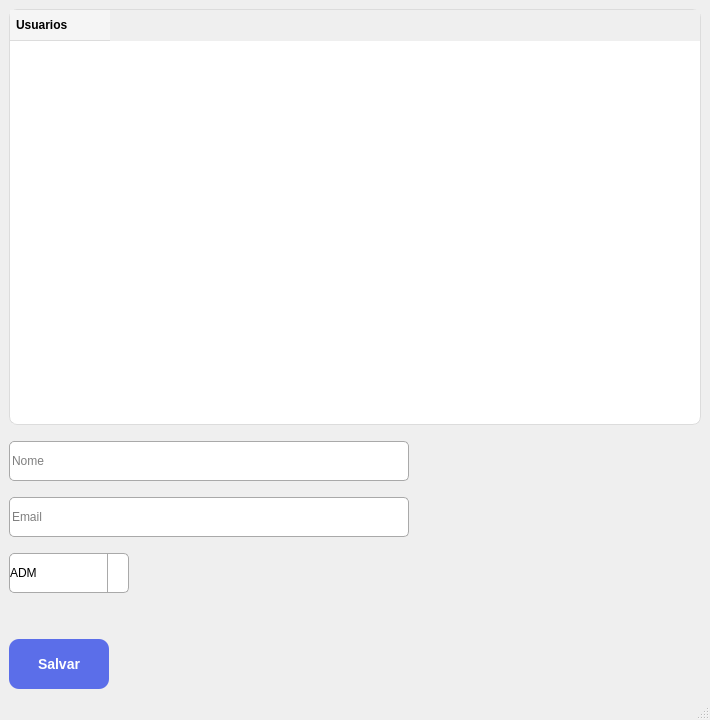
This is App/view/ui/admScreen.ui in Caiquef80/Gerenciamento-Escolar as Qt 5 draws it before an edit. The edited form follows.
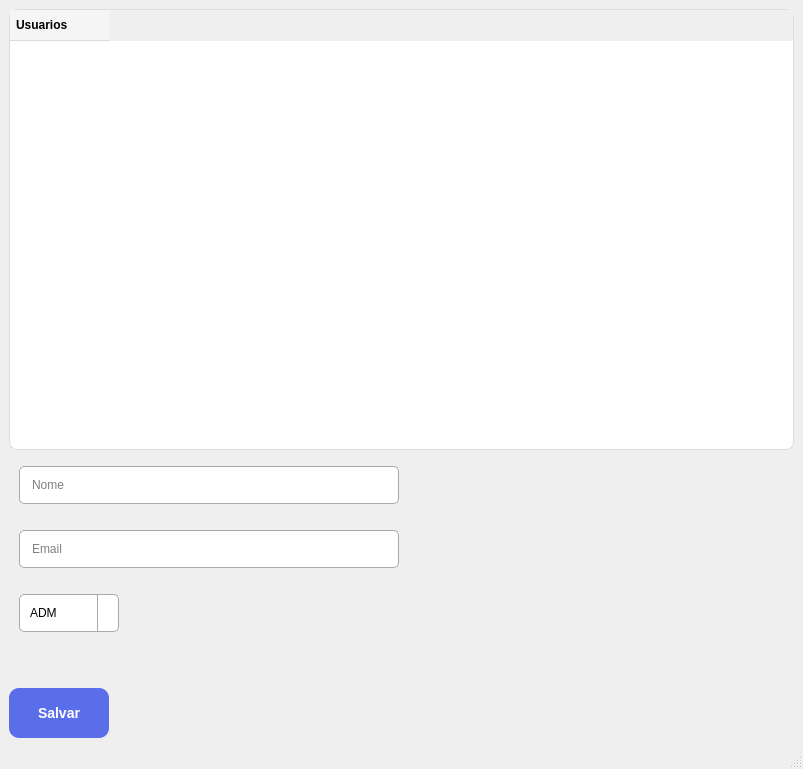
This is the edited form. Icons and pictures are not drawn.

Commit message:
feat - AdminScreen (#109)
* feat-Report

* Feat Report Screen

* Feat - Ocorrencias Screen

ao clicar no botao de ocorrencias no studentInfo, entrar na tela de ocorrencias do aluno.

* feat - AdminScreen

algumas mudanças

What changed in the file:
```diff
--- a/App/view/ui/admScreen.ui
+++ b/App/view/ui/admScreen.ui
@@ -6,8 +6,8 @@
    <rect>
     <x>0</x>
     <y>0</y>
-    <width>710</width>
-    <height>642</height>
+    <width>803</width>
+    <height>769</height>
    </rect>
   </property>
   <property name="windowTitle">
@@ -18,19 +18,18 @@
 	border-radius: 5px;	
 	margin-top: 10px;
 	border: 1px solid #a9a9a9;
-
+	margin: 10px;
+	padding: 10px;
 }
 QPushButton {
     background-color: #5B6EE9;
     color: #FFFFFF;
     border: none;
     border-radius: 10px;
-    padding: 10px;
     font-size: 14px;
     font-weight: 700;
     font-family: 'Segoe UI', 'SF Pro Text', sans-serif;
 	margin-top: 40px;
-
 }
 
 QPushButton:hover {
@@ -40,13 +39,14 @@
 QComboBox {
 	border-radius: 5px;
 	border: 1px solid #a9a9a9;
+	margin: 10px;
+	padding: 10px;
 }
 
 QComboBox::drop-down {
     subcontrol-origin: padding;
     subcontrol-position: top right; 
-    width: 20px; 
-
+    width: 20px;
     border-left-width: 1px; 
     border-left-color: #a9a9a9;
     border-left-style: solid; 
@@ -95,8 +95,8 @@
         </property>
         <property name="minimumSize">
          <size>
-          <width>200</width>
-          <height>416</height>
+          <width>250</width>
+          <height>150</height>
          </size>
         </property>
         <property name="columnCount">
@@ -231,7 +231,7 @@
             </item>
            </widget>
           </item>
-          <item>
+          <item alignment="Qt::AlignVCenter">
            <widget class="QPushButton" name="salvar">
             <property name="sizePolicy">
              <sizepolicy hsizetype="Expanding" vsizetype="Fixed">
```
Left out of the diff: 8 changed lines with no effect on the pictures. The commit also changes 2 other files.
